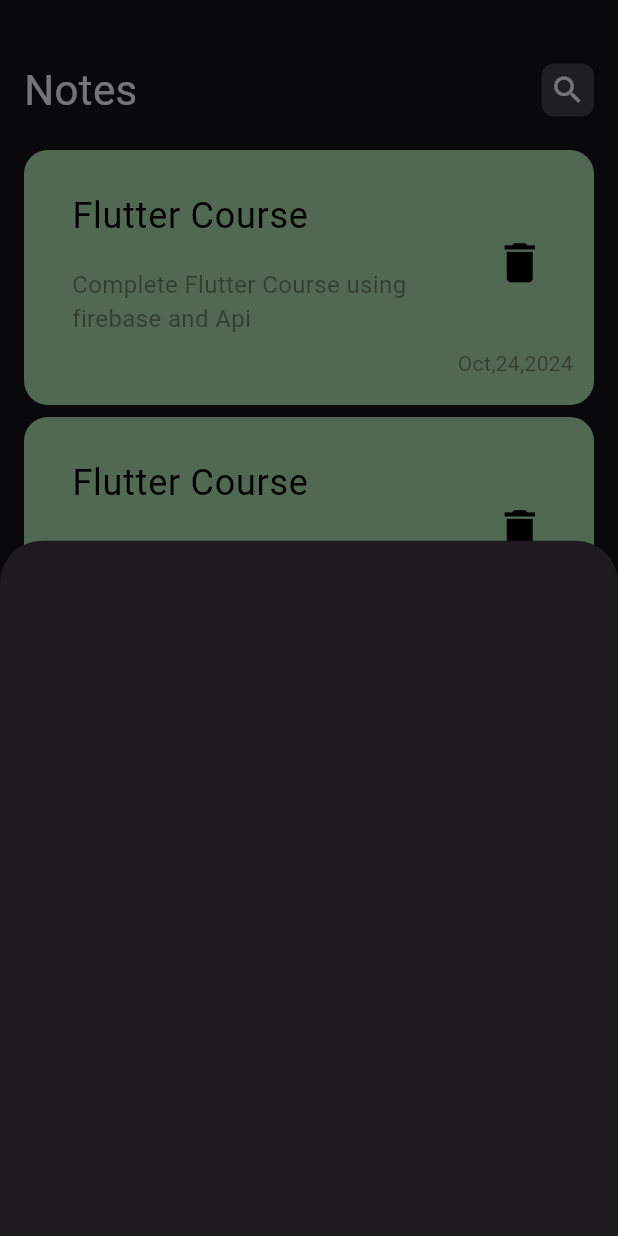
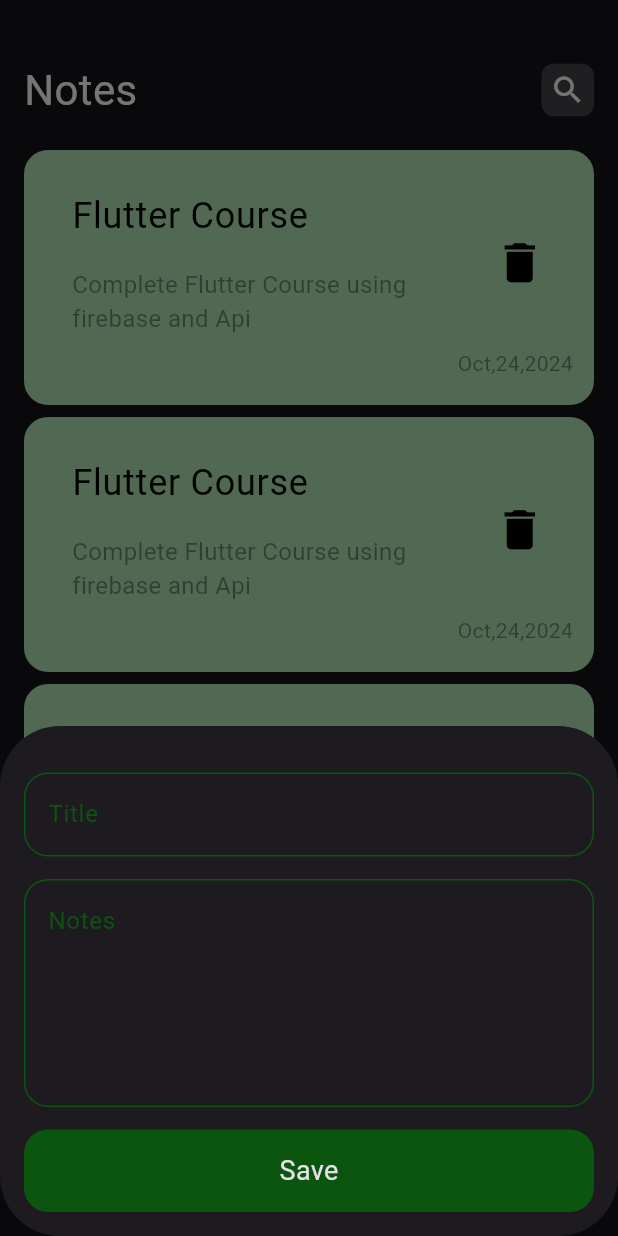
Before and after one commit to Donia-Abd-ElNasser/To-Do-Application, a Flutter app: the screen it shows after launch, after a tap on the "add" icon, on a phone screen of 412 x 824 dp. Run offline on Flutter 3.47's test engine with Material 3 defaults, Android fonts, the phone set to English and light mode, and no system bars.

Commit message:
Edit view and  Button sheet

```diff
--- a/lib/main.dart
+++ b/lib/main.dart
@@ -10,9 +10,10 @@ class NotesApp extends StatelessWidget {
   @override
   Widget build(BuildContext context) {
     return  MaterialApp(
+
       debugShowCheckedModeBanner: false,
       theme: ThemeData.dark(),
-      home: NotesView(),
+      home: const NotesView(),
 
     );
   }
--- /dev/null
+++ b/lib/views/Edit_Notes_view.dart
@@ -0,0 +1,24 @@
+import 'package:flutter/material.dart';
+import 'package:noteapp/widgets/custom_appBar.dart';
+import 'package:noteapp/widgets/custom_text_field.dart';
+
+class EditNotesView extends StatelessWidget {
+  const EditNotesView({super.key});
+
+  @override
+  Widget build(BuildContext context) {
+    return const Scaffold(
+      body: Padding(
+        padding: EdgeInsets.only(top:40,left: 16,right: 16),
+        child: Column(
+          children: [
+            CustomAppBar(text: 'Edit Notes',icon: Icons.done,),
+             SizedBox(height: 20,),
+            CustomTextField(hint: 'Title'),
+            CustomTextField(hint: 'Notes',maxLines: 10,)
+          ],
+        ),
+      ),
+    );
+  }
+}
--- a/lib/views/notes_view.dart
+++ b/lib/views/notes_view.dart
@@ -1,4 +1,5 @@
 import 'package:flutter/material.dart';
+import 'package:noteapp/widgets/Constants.dart';
 import 'package:noteapp/widgets/add_note_buttom.dart';
 import 'package:noteapp/widgets/notes_list_view.dart';
 
@@ -11,18 +12,23 @@ class NotesView extends StatelessWidget {
   @override
   Widget build(BuildContext context) {
     return  Scaffold(
-      floatingActionButton: FloatingActionButton(onPressed: ()
+      floatingActionButton: FloatingActionButton(backgroundColor:kPrimaryColor ,
+        onPressed: ()
       {
-        showModalBottomSheet(context: context, builder: (context){
+        showModalBottomSheet(shape: RoundedRectangleBorder(
+          borderRadius: BorderRadius.circular(40)
+        ),
+
+          context: context, builder: (context){
           return AddNoteButtomSheet();
         },);
       },
-      child: Icon(Icons.add),),
-      body:Padding(
+      child: const Icon(Icons.add),),
+      body:const Padding(
         padding:  EdgeInsets.only(top:40,left: 16,right: 16),
         child: Column(
           children: [
-            CustomAppBar(),
+            CustomAppBar(text: 'Notes',icon: Icons.search,),
             SizedBox(height: 20,),
            Expanded(child: NotesListView())
           ],
--- /dev/null
+++ b/lib/widgets/Constants.dart
@@ -0,0 +1,3 @@
+import 'package:flutter/material.dart';
+
+const kPrimaryColor= Color.fromARGB(255, 12, 85, 15);
--- /dev/null
+++ b/lib/widgets/Custom_Button.dart
@@ -0,0 +1,18 @@
+import 'package:flutter/material.dart';
+
+import 'Constants.dart';
+
+class CustomButton extends StatelessWidget {
+  const CustomButton({super.key});
+
+  @override
+  Widget build(BuildContext context) {
+    return Container(
+      width: MediaQuery.of(context).size.width,
+      height: 55,
+      decoration: BoxDecoration(borderRadius: BorderRadius.circular(16)
+      ,color: kPrimaryColor),
+      child: const Center(child: Text('Save',style: TextStyle(fontSize: 18),)),
+    );
+  }
+}
--- a/lib/widgets/add_note_buttom.dart
+++ b/lib/widgets/add_note_buttom.dart
@@ -1,10 +1,25 @@
 import 'package:flutter/material.dart';
+
+import 'package:noteapp/widgets/Custom_Button.dart';
+import 'package:noteapp/widgets/custom_text_field.dart';
 
 class AddNoteButtomSheet extends StatelessWidget {
   const AddNoteButtomSheet({super.key});
 
   @override
   Widget build(BuildContext context) {
-    return Container();
+    return const Padding(
+      padding:  EdgeInsets.all(16),
+      child: SingleChildScrollView(
+        child: Column(
+          children: [
+            SizedBox(height: 15,),
+            CustomTextField(hint:'Title'),
+          CustomTextField(hint:'Notes',maxLines: 5,),
+          CustomButton()
+          ],
+        ),
+      ),
+    );
   }
 }
--- a/lib/widgets/custom_appBar.dart
+++ b/lib/widgets/custom_appBar.dart
@@ -2,22 +2,23 @@ import 'package:flutter/material.dart';
 import 'package:noteapp/widgets/custom_search_icon.dart';
 
 class CustomAppBar extends StatelessWidget {
-  const CustomAppBar({super.key});
-
+  const CustomAppBar({super.key, required this.text, required this.icon});
+final String text;
+final IconData icon;
   @override
   Widget build(BuildContext context) {
-    return  Row(
+    return   Row(
        mainAxisAlignment:MainAxisAlignment.spaceBetween,
       children: [
 
-       const Text(
-          'Notes',
-          style: TextStyle(
+       Text(
+          text,
+          style:  const TextStyle(
             fontSize: 28,
             color: Colors.white,
           ),
         ),
-        CustomSearchIcon()
+        CustomIcon(icon: icon,)
       ],
     );
   }
--- a/lib/widgets/custom_search_icon.dart
+++ b/lib/widgets/custom_search_icon.dart
@@ -1,8 +1,8 @@
 import 'package:flutter/material.dart';
 
-class CustomSearchIcon extends StatelessWidget {
-  const CustomSearchIcon({super.key});
-
+class CustomIcon extends StatelessWidget {
+  const CustomIcon({super.key, required this.icon});
+final IconData icon;
   @override
   Widget build(BuildContext context) {
     return Container(
@@ -11,7 +11,7 @@ class CustomSearchIcon extends StatelessWidget {
             color: Colors.white.withOpacity(0.2),
             borderRadius: BorderRadius.circular(8)
           ),
-          child:const Icon(Icons.search),
+          child: Icon(icon),
         );
   }
 }
--- /dev/null
+++ b/lib/widgets/custom_text_field.dart
@@ -0,0 +1,33 @@
+import 'package:flutter/material.dart';
+import 'package:noteapp/widgets/Constants.dart';
+
+class CustomTextField extends StatelessWidget {
+  const CustomTextField({super.key, required this.hint,  this.maxLines=1});
+final String hint;
+final int maxLines;
+  @override
+  Widget build(BuildContext context) {
+    return Padding(
+      padding: const EdgeInsets.only(bottom: 15),
+      child: TextField(
+        maxLines: maxLines,
+        cursorColor: kPrimaryColor,
+        decoration: InputDecoration(
+          border: BuildBorder(),
+          enabledBorder: BuildBorder(),
+          focusedBorder: BuildBorder(kPrimaryColor),
+          hintText: hint,
+          hintStyle: const TextStyle(color: kPrimaryColor)
+        )
+
+      ),
+    );
+  }
+
+  OutlineInputBorder BuildBorder([color]) {
+    return OutlineInputBorder(
+        borderRadius: BorderRadius.circular(16),
+        borderSide: const BorderSide(color: kPrimaryColor)
+      );
+  }
+}
--- a/lib/widgets/notes_list_view.dart
+++ b/lib/widgets/notes_list_view.dart
@@ -13,7 +13,7 @@ class NotesListView extends StatelessWidget {
         itemBuilder: (context,index){
 
         return const Padding(
-          padding: const EdgeInsets.only(bottom: 8),
+          padding:  EdgeInsets.only(bottom: 8),
           child: NotesWidget(),
         );
       }),
--- a/lib/widgets/notes_widget.dart
+++ b/lib/widgets/notes_widget.dart
@@ -1,12 +1,19 @@
 import 'package:flutter/material.dart';
+import 'package:noteapp/views/Edit_Notes_view.dart';
 
 class NotesWidget extends StatelessWidget {
   const NotesWidget({super.key});
 
   @override
   Widget build(BuildContext context) {
-    return Container(
-      padding: EdgeInsets.only(top:18,bottom: 18,left:16,),
+    return GestureDetector(
+      onTap: (){
+        Navigator.push(context,MaterialPageRoute(builder: (context){
+          return const EditNotesView();
+        }));
+      },
+      child: Container(
+        padding: const EdgeInsets.only(top:18,bottom: 18,left:16,),
       //  width: 150,height: 150,
         decoration: BoxDecoration(
           borderRadius: BorderRadius.circular(16),
@@ -16,7 +23,7 @@ class NotesWidget extends StatelessWidget {
           crossAxisAlignment: CrossAxisAlignment.end,
           children: [
             ListTile(
-            title: Text('Flutter Course',style: TextStyle(
+              title: const Text('Flutter Course',style: TextStyle(
                 fontSize: 24,
                 color: Colors.black,
               ),
@@ -32,7 +39,7 @@ class NotesWidget extends StatelessWidget {
             ),
               trailing: IconButton(
                 onPressed: (){},
-            icon: Icon(Icons.delete,color: Colors.black,size: 35,),),
+              icon: const Icon(Icons.delete,color: Colors.black,size: 35,),),
             ),
               Padding(
                 padding: const EdgeInsets.only(right: 14),
@@ -43,6 +50,7 @@ class NotesWidget extends StatelessWidget {
               ),
           ],
         )
+      ),
     );
   }
 }
```
Lines whose indentation alone changed are shown as unchanged.
